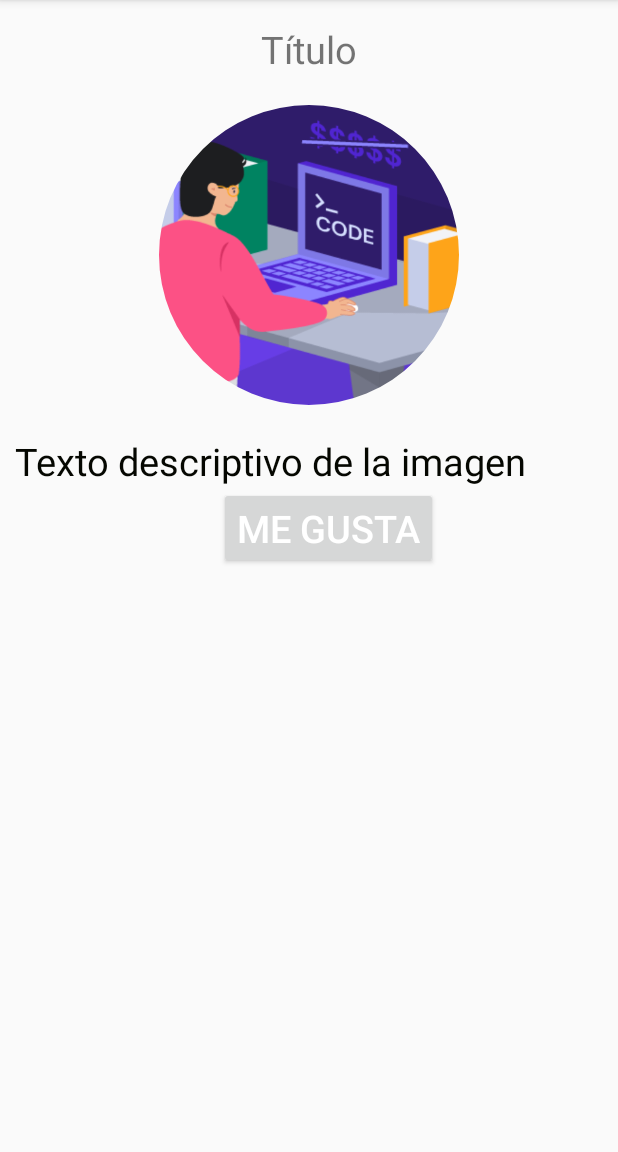
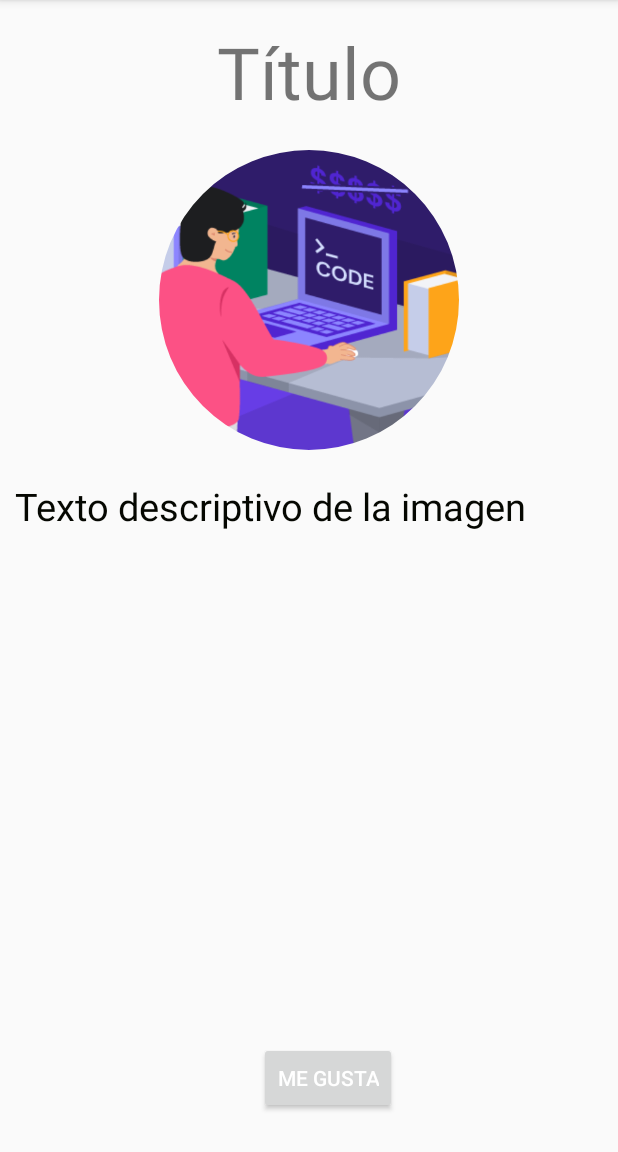
Before and after one commit to bibicg/DI, an Android app: the DetailActivity screen opened directly, with no data from a screen before it, on a phone screen of 412 x 824 dp, the part 84-1236 px from its top. Run offline under Robolectric (Android 15) with nearby library versions, the phone set to English and light mode, and no system bars.

Commit message:
Ejercicio 3: corrección de colocación del botón me gusta

```diff
--- a/sprint3android/app/src/main/res/layout/activity_detail.xml
+++ b/sprint3android/app/src/main/res/layout/activity_detail.xml
@@ -10,7 +10,7 @@
         app:layout_constraintStart_toStartOf="parent"
         app:layout_constraintEnd_toEndOf="parent"
         android:layout_marginTop="15dp"
-        android:textSize="25sp"
+        android:textSize="48sp"
         android:layout_width="wrap_content"
         android:layout_height="wrap_content"
         android:text="Título"
@@ -43,11 +43,12 @@
         android:id="@+id/descripcion"/>
 
     <Button
-        app:layout_constraintTop_toBottomOf="@id/descripcion"
+        app:layout_constraintBottom_toBottomOf="parent"
         app:layout_constraintStart_toStartOf="parent"
         app:layout_constraintEnd_toEndOf="parent"
         android:layout_marginStart="25dp"
-        android:textSize="25sp"
+        android:layout_marginBottom="25dp"
+        android:textSize="14sp"
         android:textColor="#FFFFFF"
         android:layout_width="wrap_content"
         android:layout_height="wrap_content"
```
